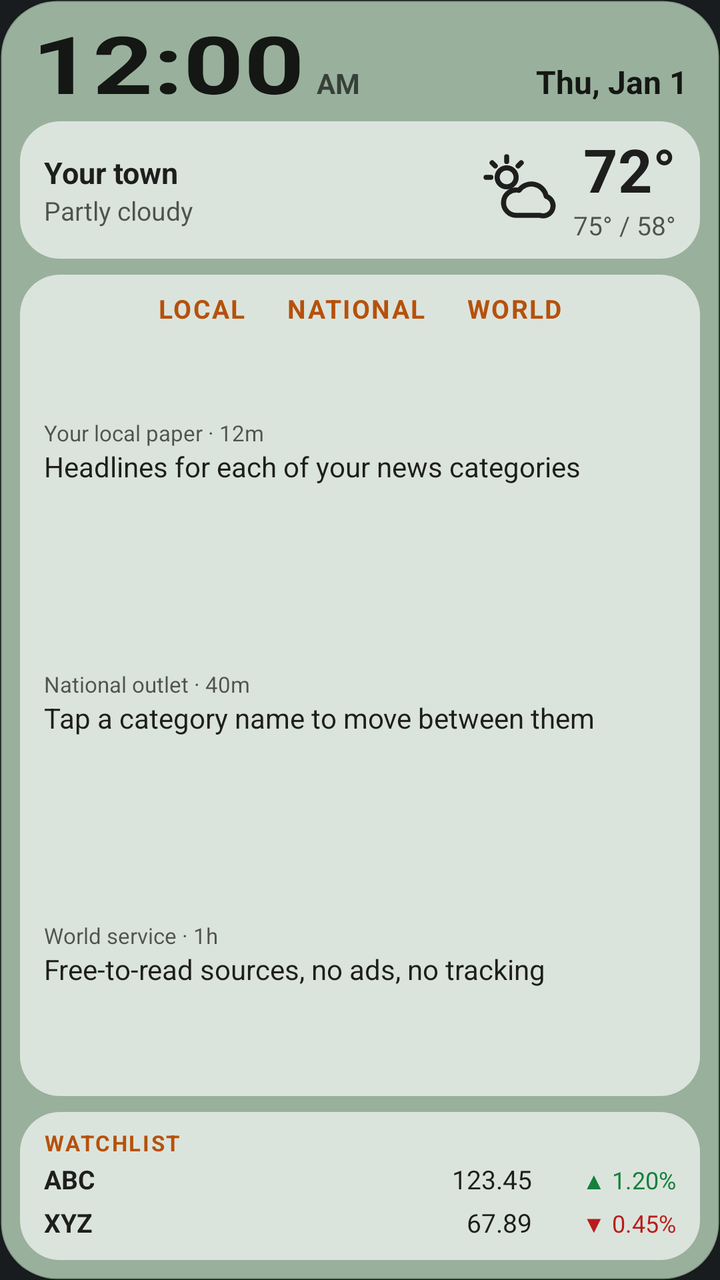
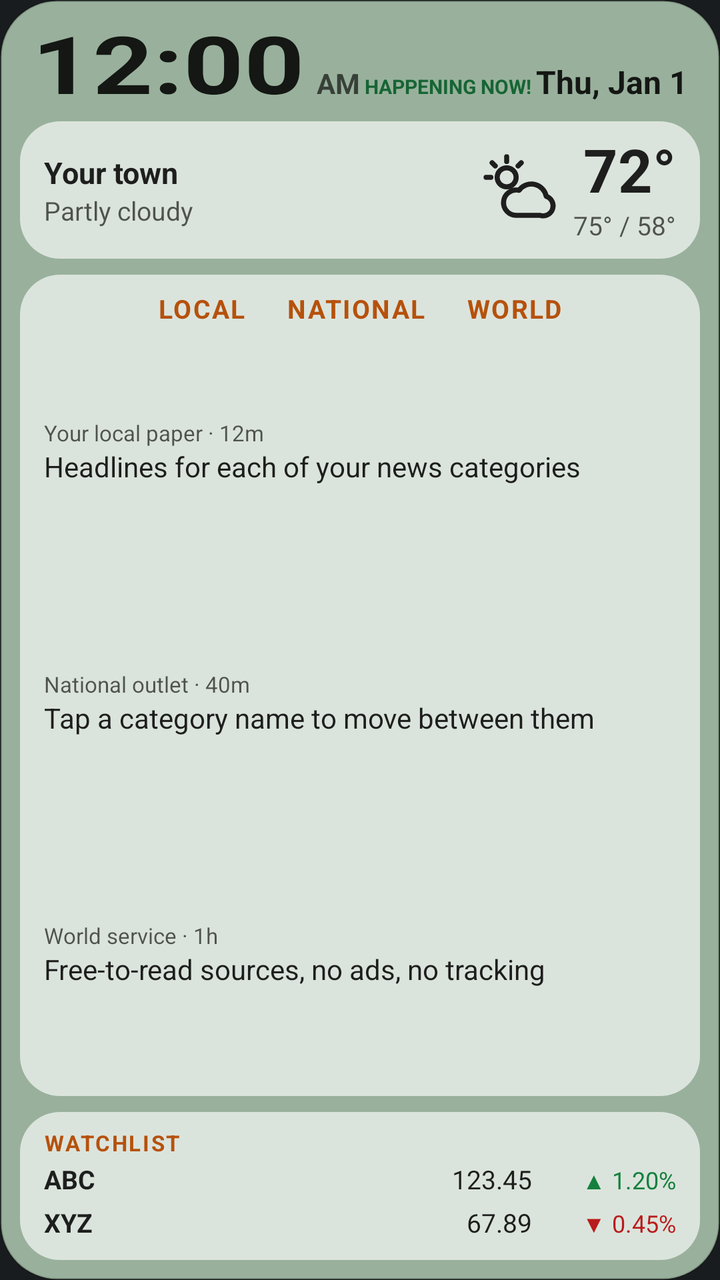

Before-and-after screenshots of an Android layout around one commit, followed by the original layout XML and the change that was made.
<!-- AndroidManifest.xml: application theme android:Theme.DeviceDefault.NoActionBar -->
<!-- res/layout/preview_large.xml -->
<?xml version="1.0" encoding="utf-8"?>
<LinearLayout xmlns:android="http://schemas.android.com/apk/res/android" android:layout_width="match_parent" android:layout_height="match_parent" android:background="@drawable/widget_bg" android:orientation="vertical" android:padding="10dp">
    <LinearLayout android:layout_width="match_parent" android:layout_height="wrap_content" android:baselineAligned="true" android:orientation="horizontal" android:paddingHorizontal="6dp" android:paddingBottom="4dp">
        <TextClock android:layout_width="wrap_content" android:layout_height="wrap_content" android:format12Hour="h:mm" android:format24Hour="H:mm" android:includeFontPadding="false" android:textColor="@color/text" android:textScaleX="1.32" android:textSize="40sp" android:textStyle="bold" />
        <TextClock android:layout_width="wrap_content" android:layout_height="wrap_content" android:format12Hour="a" android:format24Hour="" android:paddingStart="6dp" android:textColor="@color/muted" android:textSize="14sp" android:textStyle="bold" />
        <TextClock android:layout_width="0dp" android:layout_height="wrap_content" android:layout_weight="1" android:format12Hour="EEE, MMM d" android:format24Hour="EEE, MMM d" android:gravity="end" android:textColor="@color/text" android:textSize="16sp" android:textStyle="bold" />
    </LinearLayout>
    <LinearLayout android:layout_width="match_parent" android:layout_height="wrap_content" android:background="@drawable/bar_bg" android:gravity="center_vertical" android:orientation="horizontal" android:paddingHorizontal="12dp" android:paddingVertical="8dp">
        <LinearLayout android:layout_width="0dp" android:layout_height="wrap_content" android:layout_weight="1" android:orientation="vertical">
            <TextView android:layout_width="wrap_content" android:layout_height="wrap_content" android:text="Your town" android:textColor="@color/text" android:textSize="15sp" android:textStyle="bold" />
            <TextView android:layout_width="wrap_content" android:layout_height="wrap_content" android:text="Partly cloudy" android:textColor="@color/muted" android:textSize="13sp" />
        </LinearLayout>
        <ImageView android:layout_width="38dp" android:layout_height="38dp" android:layout_marginEnd="8dp" android:src="@drawable/ic_partly" android:importantForAccessibility="no" />
        <LinearLayout android:layout_width="wrap_content" android:layout_height="wrap_content" android:gravity="end" android:orientation="vertical">
            <TextView android:layout_width="wrap_content" android:layout_height="wrap_content" android:text="72°" android:textColor="@color/text" android:textSize="30sp" android:textStyle="bold" android:includeFontPadding="false" />
            <TextView android:layout_width="wrap_content" android:layout_height="wrap_content" android:text="75° / 58°" android:textColor="@color/muted" android:textSize="13sp" />
        </LinearLayout>
    </LinearLayout>
    <LinearLayout android:layout_width="match_parent" android:layout_height="0dp" android:layout_marginTop="8dp" android:layout_weight="1" android:background="@drawable/bar_bg" android:orientation="vertical" android:paddingHorizontal="12dp" android:paddingVertical="8dp">
        <TextView android:layout_width="match_parent" android:layout_height="wrap_content" android:gravity="center_horizontal" android:letterSpacing="0.06" android:text="LOCAL     NATIONAL     WORLD" android:textColor="@color/accent" android:textSize="13sp" android:textStyle="bold" />
        <LinearLayout android:layout_width="match_parent" android:layout_height="0dp" android:layout_weight="1" android:gravity="center_vertical" android:orientation="vertical">
            <TextView android:layout_width="wrap_content" android:layout_height="wrap_content" android:text="Your local paper · 12m" android:textColor="@color/muted" android:textSize="11sp" />
            <TextView android:layout_width="wrap_content" android:layout_height="wrap_content" android:text="Headlines for each of your news categories" android:textColor="@color/text" android:textSize="14sp" android:maxLines="2" android:ellipsize="end" />
        </LinearLayout>
        <LinearLayout android:layout_width="match_parent" android:layout_height="0dp" android:layout_weight="1" android:gravity="center_vertical" android:orientation="vertical">
            <TextView android:layout_width="wrap_content" android:layout_height="wrap_content" android:text="National outlet · 40m" android:textColor="@color/muted" android:textSize="11sp" />
            <TextView android:layout_width="wrap_content" android:layout_height="wrap_content" android:text="Tap a category name to move between them" android:textColor="@color/text" android:textSize="14sp" android:maxLines="2" android:ellipsize="end" />
        </LinearLayout>
        <LinearLayout android:layout_width="match_parent" android:layout_height="0dp" android:layout_weight="1" android:gravity="center_vertical" android:orientation="vertical">
            <TextView android:layout_width="wrap_content" android:layout_height="wrap_content" android:text="World service · 1h" android:textColor="@color/muted" android:textSize="11sp" />
            <TextView android:layout_width="wrap_content" android:layout_height="wrap_content" android:text="Free-to-read sources, no ads, no tracking" android:textColor="@color/text" android:textSize="14sp" android:maxLines="2" android:ellipsize="end" />
        </LinearLayout>
    </LinearLayout>
    <LinearLayout android:layout_width="match_parent" android:layout_height="wrap_content" android:layout_marginTop="8dp" android:background="@drawable/bar_bg" android:orientation="vertical" android:paddingHorizontal="12dp" android:paddingVertical="8dp">
        <TextView android:layout_width="wrap_content" android:layout_height="wrap_content" android:text="WATCHLIST" android:textColor="@color/accent" android:textSize="11sp" android:textStyle="bold" android:letterSpacing="0.08" />
        <LinearLayout android:layout_width="match_parent" android:layout_height="wrap_content" android:orientation="horizontal" android:paddingVertical="2dp">
            <TextView android:layout_width="0dp" android:layout_height="wrap_content" android:layout_weight="1" android:text="ABC" android:textColor="@color/text" android:textSize="13sp" android:textStyle="bold" />
            <TextView android:layout_width="wrap_content" android:layout_height="wrap_content" android:text="123.45" android:textColor="@color/text" android:textSize="13sp" />
            <TextView android:layout_width="72dp" android:layout_height="wrap_content" android:gravity="end" android:text="▲ 1.20%" android:textColor="@color/up" android:textSize="12sp" />
        </LinearLayout>
        <LinearLayout android:layout_width="match_parent" android:layout_height="wrap_content" android:orientation="horizontal" android:paddingVertical="2dp">
            <TextView android:layout_width="0dp" android:layout_height="wrap_content" android:layout_weight="1" android:text="XYZ" android:textColor="@color/text" android:textSize="13sp" android:textStyle="bold" />
            <TextView android:layout_width="wrap_content" android:layout_height="wrap_content" android:text="67.89" android:textColor="@color/text" android:textSize="13sp" />
            <TextView android:layout_width="72dp" android:layout_height="wrap_content" android:gravity="end" android:text="▼ 0.45%" android:textColor="@color/down" android:textSize="12sp" />
        </LinearLayout>
    </LinearLayout>
</LinearLayout>
<!-- resources referenced by this layout -->
<resources>
  <color name="accent">#B6510C</color>
  <color name="down">#B91C1C</color>
  <color name="muted">#A3000000</color>
  <color name="text">#DE000000</color>
  <color name="up">#15803D</color>
  <!-- drawable bar_bg (drawable) -->
  <?xml version="1.0" encoding="utf-8"?>
  <shape xmlns:android="http://schemas.android.com/apk/res/android">
      <solid android:color="@color/inset" />
      <corners android:radius="@dimen/panel_radius" />
  </shape>
  <!-- drawable ic_partly (drawable) -->
  <?xml version="1.0" encoding="utf-8"?>
  <vector xmlns:android="http://schemas.android.com/apk/res/android"
      android:width="24dp"
      android:height="24dp"
      android:viewportWidth="24"
      android:viewportHeight="24">
      <path
          android:pathData="M8,5a3,3 0 1,0 0,6a3,3 0 1,0 0,-6"
          android:strokeColor="@color/text"
          android:strokeWidth="1.6"
          android:strokeLineCap="round"
          android:strokeLineJoin="round" />
      <path
          android:pathData="M8,1.5v1.5 M1.5,8h1.5 M3.4,3.4l1,1 M12.6,3.4l-1,1"
          android:strokeColor="@color/text"
          android:strokeWidth="1.6"
          android:strokeLineCap="round"
          android:strokeLineJoin="round" />
      <path
          android:pathData="M18.5,20H11a4,4 0 1,1 0.9,-7.9A4.8,4.8 0 0,1 20.5,14 3,3 0 0,1 18.5,20z"
          android:strokeColor="@color/text"
          android:strokeWidth="1.6"
          android:strokeLineCap="round"
          android:strokeLineJoin="round" />
  </vector>
  <!-- drawable widget_bg (drawable) -->
  <?xml version="1.0" encoding="utf-8"?>
  <shape xmlns:android="http://schemas.android.com/apk/res/android">
      <solid android:color="@color/card" />
      <stroke android:width="1dp" android:color="@color/card_edge" />
      <corners android:radius="@dimen/widget_radius" />
  </shape>
  <color name="inset">#A6FFFFFF</color>
  <dimen name="panel_radius">16dp</dimen>
  <color name="card">#99B19C</color>
  <color name="card_edge">#29000000</color>
  <dimen name="widget_radius">26dp</dimen>
</resources>

<!-- the commit's change to res/layout/preview_large.xml (unified diff, before → after) -->
@@ -3,7 +3,8 @@
     <LinearLayout android:layout_width="match_parent" android:layout_height="wrap_content" android:baselineAligned="true" android:orientation="horizontal" android:paddingHorizontal="6dp" android:paddingBottom="4dp">
         <TextClock android:layout_width="wrap_content" android:layout_height="wrap_content" android:format12Hour="h:mm" android:format24Hour="H:mm" android:includeFontPadding="false" android:textColor="@color/text" android:textScaleX="1.32" android:textSize="40sp" android:textStyle="bold" />
         <TextClock android:layout_width="wrap_content" android:layout_height="wrap_content" android:format12Hour="a" android:format24Hour="" android:paddingStart="6dp" android:textColor="@color/muted" android:textSize="14sp" android:textStyle="bold" />
-        <TextClock android:layout_width="0dp" android:layout_height="wrap_content" android:layout_weight="1" android:format12Hour="EEE, MMM d" android:format24Hour="EEE, MMM d" android:gravity="end" android:textColor="@color/text" android:textSize="16sp" android:textStyle="bold" />
+        <TextView android:layout_width="0dp" android:layout_height="wrap_content" android:layout_weight="1" android:gravity="center" android:text="HAPPENING NOW!" android:textColor="@color/brand" android:textSize="10sp" android:textStyle="bold" />
+        <TextClock android:layout_width="wrap_content" android:layout_height="wrap_content" android:format12Hour="EEE, MMM d" android:format24Hour="EEE, MMM d" android:textColor="@color/text" android:textSize="16sp" android:textStyle="bold" />
     </LinearLayout>
     <LinearLayout android:layout_width="match_parent" android:layout_height="wrap_content" android:background="@drawable/bar_bg" android:gravity="center_vertical" android:orientation="horizontal" android:paddingHorizontal="12dp" android:paddingVertical="8dp">
         <LinearLayout android:layout_width="0dp" android:layout_height="wrap_content" android:layout_weight="1" android:orientation="vertical">
<!-- resource entries referenced after the edit -->
@@ -1,6 +1,7 @@
 <!-- resources referenced by this layout -->
 <resources>
   <color name="accent">#B6510C</color>
+  <color name="brand">#166534</color>
   <color name="down">#B91C1C</color>
   <color name="muted">#A3000000</color>
   <color name="text">#DE000000</color>
